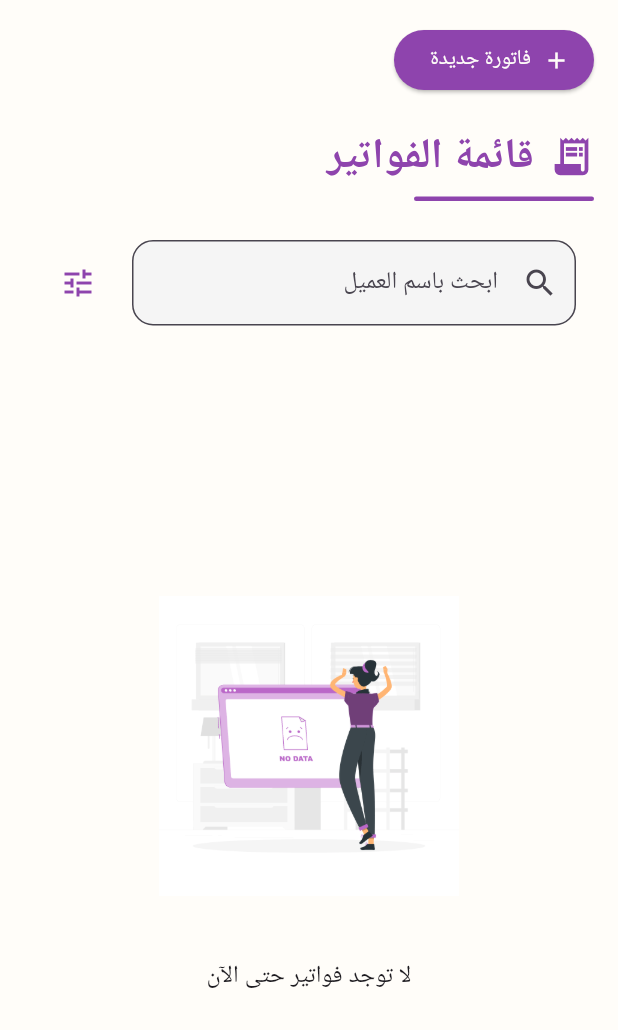
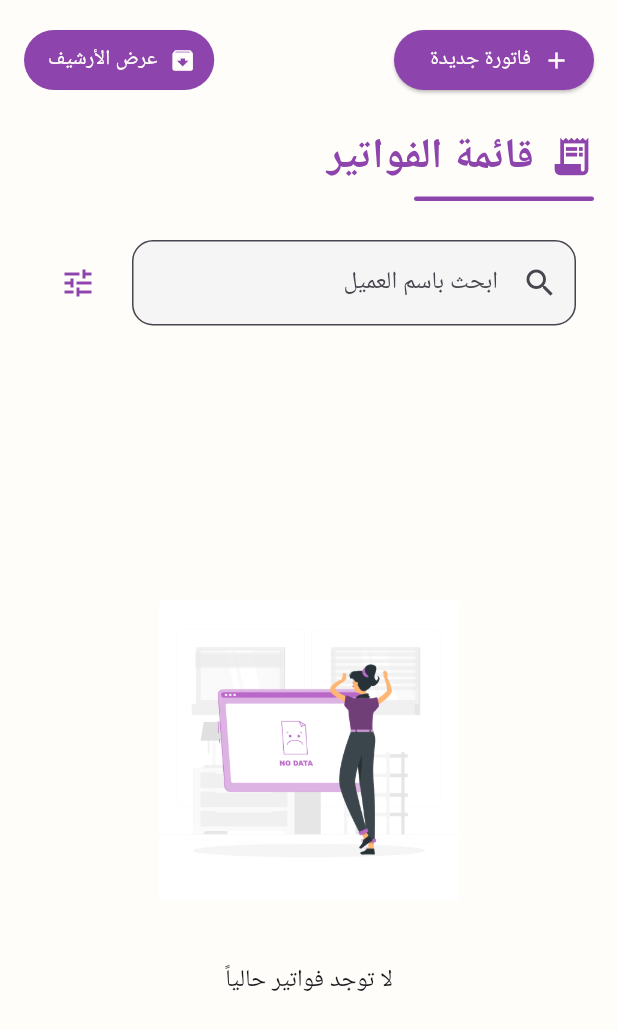
Before and after one commit to GhinaNo/vera_clinic, a Flutter app: the InvoicesListPage screen opened directly, on a phone screen of 412 x 824 dp. Shown: the top 1030 px of the screen. Run offline on Flutter 3.47's test engine with Material 3 defaults, Android fonts, the light colour scheme and no system bars; our stand-ins replace flutter_bloc, flutter_staggered_animations, go_router, google_fonts, image_picker, shared_preferences; accounts and stored records are empty; Roboto replaces fonts that are missing (Cairo).

Commit message:
add archive unarchive sharedPreference package using

```diff
--- a/lib/features/invoices/models/InvoiceItem.dart
+++ b/lib/features/invoices/models/InvoiceItem.dart
@@ -3,4 +3,15 @@ class InvoiceItem {
   final double price;
 
   InvoiceItem({required this.serviceName, required this.price});
+
+  Map<String, dynamic> toJson() => {
+    'serviceName': serviceName,
+    'price': price,
+  };
+
+  factory InvoiceItem.fromJson(Map<String, dynamic> json) => InvoiceItem(
+    serviceName: json['serviceName'],
+    price: json['price'],
+  );
+
 }
--- a/lib/features/invoices/models/invoice_model.dart
+++ b/lib/features/invoices/models/invoice_model.dart
@@ -1,6 +1,5 @@
 import 'package:uuid/uuid.dart';
 import 'package:vera_clinic/features/invoices/models/payment.dart';
-
 import 'InvoiceItem.dart';
 
 class Invoice {
@@ -11,17 +10,65 @@ class Invoice {
   final List<Payment> payments;
   final DateTime date;
   final String createdBy;
+  final bool isArchived;
 
   Invoice({
+     required this.id,
     required this.customerName,
     required this.items,
     required this.totalAmount,
     required this.payments,
     required this.date,
     required this.createdBy,
-  }) : id = const Uuid().v4();
+    this.isArchived = false,
+  }) ;
+      // : id = const Uuid().v4();
 
   double get paidAmount => payments.fold(0, (sum, payment) => sum + payment.amount);
+  double get remainingAmount => totalAmount - paidAmount;
 
-  double get remainingAmount => totalAmount - paidAmount;
+  Invoice copyWith({
+    String? customerName,
+    List<InvoiceItem>? items,
+    double? totalAmount,
+    List<Payment>? payments,
+    DateTime? date,
+    String? createdBy,
+    bool? isArchived,
+  }) {
+    return Invoice(
+      id: id?? this.id,
+      customerName: customerName ?? this.customerName,
+      items: items ?? this.items,
+      totalAmount: totalAmount ?? this.totalAmount,
+      payments: payments ?? this.payments,
+      date: date ?? this.date,
+      createdBy: createdBy ?? this.createdBy,
+      isArchived: isArchived ?? this.isArchived,
+    );
+  }
+
+  Map<String, dynamic> toJson() => {
+    'id': id,
+    'customerName': customerName,
+    'items': items.map((e) => e.toJson()).toList(),
+    'totalAmount': totalAmount,
+    'payments': payments.map((e) => e.toJson()).toList(),
+    'date': date.toIso8601String(),
+    'createdBy': createdBy,
+    'isArchived': isArchived,
+  };
+
+  factory Invoice.fromJson(Map<String, dynamic> json) => Invoice(
+    id: json['id'],
+    customerName: json['customerName'],
+    items: (json['items'] as List).map((e) => InvoiceItem.fromJson(e)).toList(),
+    totalAmount: json['totalAmount'],
+    payments: (json['payments'] as List).map((e) => Payment.fromJson(e)).toList(),
+    date: DateTime.parse(json['date']),
+    createdBy: json['createdBy'],
+    isArchived: json['isArchived'] ?? false,
+  );
+
+
 }
--- a/lib/features/invoices/models/payment.dart
+++ b/lib/features/invoices/models/payment.dart
@@ -6,4 +6,14 @@ class Payment {
     required this.amount,
     required this.date,
   });
+
+  Map<String, dynamic> toJson() => {
+    'amount': amount,
+    'date': date.toIso8601String(),
+  };
+
+  factory Payment.fromJson(Map<String, dynamic> json) => Payment(
+    amount: json['amount'],
+    date: DateTime.parse(json['date']),
+  );
 }
--- a/lib/features/invoices/pages/AddInvoicePage.dart
+++ b/lib/features/invoices/pages/AddInvoicePage.dart
@@ -2,6 +2,7 @@ import 'package:flutter/material.dart';
 import 'package:flutter/services.dart';
 import 'package:flutter_bloc/flutter_bloc.dart';
 import 'package:flutter_staggered_animations/flutter_staggered_animations.dart';
+import 'package:uuid/uuid.dart';
 import 'package:vera_clinic/features/invoices/cubit/invoices_cubit.dart';
 import 'package:vera_clinic/features/invoices/models/invoice_model.dart';
 import 'package:vera_clinic/features/services/cubit/ServicesCubit.dart';
@@ -284,6 +285,7 @@ class _AddInvoicePageState extends State<AddInvoicePage> with TickerProviderStat
                     final paid = double.tryParse(paidAmountController.text) ?? 0;
 
                     final invoice = Invoice(
+                      id : const Uuid().v4(),
                       customerName: selectedCustomer!,
                       items: selectedServices.map((s) => InvoiceItem(serviceName: s.name, price: s.price)).toList(),
                       totalAmount: totalPrice,
--- a/lib/features/invoices/pages/invoices_list_page.dart
+++ b/lib/features/invoices/pages/invoices_list_page.dart
@@ -7,11 +7,21 @@ import '../widgets/Invoice_List_View.dart';
 import '../widgets/invoices_header.dart';
 import 'AddInvoicePage.dart';
 
-class InvoicesListPage extends StatelessWidget {
+class InvoicesListPage extends StatefulWidget {
   const InvoicesListPage({super.key});
 
   @override
-  Widget build(BuildContext context) {
+  State<InvoicesListPage> createState() => _InvoicesListPageState();
+}
+
+class _InvoicesListPageState extends State<InvoicesListPage> {
+
+  bool isArchiveMode = false;
+  @override
+  void initState() {
+    super.initState();
+    context.read<InvoicesCubit>().loadInitial();
+  }
   void _navigateToAddInvoice() {
     Navigator.push(
       context,
@@ -27,6 +37,15 @@ class InvoicesListPage extends StatelessWidget {
     );
   }
 
+  void _toggleArchiveMode() {
+    setState(() {
+      isArchiveMode = !isArchiveMode;
+
+    });
+  }
+
+  @override
+  Widget build(BuildContext context) {
     return Scaffold(
       backgroundColor: AppColors.offWhite,
       body: SafeArea(
@@ -34,8 +53,14 @@ class InvoicesListPage extends StatelessWidget {
           padding: const EdgeInsets.all(16),
           child: Column(
             children: [
-              InvoicesHeader(onAddInvoice: _navigateToAddInvoice),
-              const Expanded(child: InvoiceListView()),
+              InvoicesHeader(
+                onAddInvoice: _navigateToAddInvoice,
+                onToggleArchiveView: _toggleArchiveMode,
+                isArchiveMode: isArchiveMode,
+              ),
+              Expanded(
+                child: InvoiceListView(showArchived: isArchiveMode),
+              ),
             ],
           ),
         ),
--- /dev/null
+++ b/lib/features/invoices/storage/storage.dart
@@ -0,0 +1,27 @@
+import 'dart:convert';
+import 'package:shared_preferences/shared_preferences.dart';
+import '../models/invoice_model.dart';
+
+class InvoiceStorage {
+  static const String key = 'invoices_data';
+
+  static Future<void> saveInvoices(List<Invoice> invoices) async {
+    final prefs = await SharedPreferences.getInstance();
+    final encoded = jsonEncode(invoices.map((e) => e.toJson()).toList());
+    await prefs.setString(key, encoded);
+  }
+
+  static Future<List<Invoice>> loadInvoices() async {
+    final prefs = await SharedPreferences.getInstance();
+    final data = prefs.getString(key);
+
+    if (data == null) return [];
+
+    try {
+      final decoded = jsonDecode(data) as List<dynamic>;
+      return decoded.map((e) => Invoice.fromJson(e)).toList();
+    } catch (e) {
+      return [];
+    }
+  }
+}
--- a/lib/features/invoices/widgets/Invoice_List_View.dart
+++ b/lib/features/invoices/widgets/Invoice_List_View.dart
@@ -7,7 +7,9 @@ import '../models/invoice_model.dart';
 import 'invoice_details_page.dart';
 
 class InvoiceListView extends StatefulWidget {
-  const InvoiceListView({super.key});
+  final bool showArchived;
+
+  const InvoiceListView({super.key, required this.showArchived});
 
   @override
   State<InvoiceListView> createState() => _InvoiceListViewState();
@@ -26,8 +28,57 @@ class _InvoiceListViewState extends State<InvoiceListView> {
   Widget build(BuildContext context) {
     return Column(
       children: [
-        // Search + Sort bar
-        Padding(
+        _buildSearchAndFilterBar(),
+        const SizedBox(height: 6),
+        Expanded(
+          child: BlocBuilder<InvoicesCubit, List<Invoice>>(
+            builder: (context, invoices) {
+              final visibleInvoices = invoices
+                  .where((i) =>
+              i.isArchived == widget.showArchived &&
+                  (searchQuery.isEmpty || i.customerName.contains(searchQuery)))
+                  .toList()
+                ..sort((a, b) {
+                  final cmp = sortByAmount
+                      ? a.totalAmount.compareTo(b.totalAmount)
+                      : a.date.compareTo(b.date);
+                  return ascending ? cmp : -cmp;
+                });
+
+              if (visibleInvoices.isEmpty) {
+                return _buildEmptyState();
+              }
+
+              return AnimationLimiter(
+                key: ValueKey('${visibleInvoices.length}_${widget.showArchived}'),
+                child: ListView.separated(
+                  padding: const EdgeInsets.all(12),
+                  itemCount: visibleInvoices.length,
+                  separatorBuilder: (_, __) => const SizedBox(height: 10),
+                  itemBuilder: (context, index) {
+                    final invoice = visibleInvoices[index];
+                    return AnimationConfiguration.staggeredList(
+                      position: index,
+                      duration: const Duration(milliseconds: 400),
+                      child: SlideAnimation(
+                        verticalOffset: 50.0,
+                        child: FadeInAnimation(
+                          child: _buildInvoiceCard(invoice),
+                        ),
+                      ),
+                    );
+                  },
+                ),
+              );
+            },
+          ),
+        ),
+      ],
+    );
+  }
+
+  Widget _buildSearchAndFilterBar() {
+    return Padding(
       padding: const EdgeInsets.symmetric(horizontal: 12, vertical: 10),
       child: Row(
         children: [
@@ -36,17 +87,11 @@ class _InvoiceListViewState extends State<InvoiceListView> {
               decoration: InputDecoration(
                 hintText: 'ابحث باسم العميل',
                 prefixIcon: const Icon(Icons.search),
-                    border: OutlineInputBorder(
-                      borderRadius: BorderRadius.circular(14),
-                    ),
+                border: OutlineInputBorder(borderRadius: BorderRadius.circular(14)),
                 filled: true,
                 fillColor: Colors.grey[100],
               ),
-                  onChanged: (value) {
-                    setState(() {
-                      searchQuery = value.trim();
-                    });
-                  },
+              onChanged: (value) => setState(() => searchQuery = value.trim()),
             ),
           ),
           const SizedBox(width: 12),
@@ -87,64 +132,18 @@ class _InvoiceListViewState extends State<InvoiceListView> {
           ),
         ],
       ),
-        ),
+    );
+  }
 
-        // Invoices List
-        Expanded(
-          child: BlocBuilder<InvoicesCubit, List<Invoice>>(
-            builder: (context, invoices) {
-              final filtered = invoices
-                  .where((invoice) =>
-              invoice.customerName.contains(searchQuery) || searchQuery.isEmpty)
-                  .toList()
-                ..sort((a, b) {
-                  final cmp = sortByAmount
-                      ? a.totalAmount.compareTo(b.totalAmount)
-                      : a.date.compareTo(b.date);
-                  return ascending ? cmp : -cmp;
-                });
-
-              if (filtered.isEmpty) {
+  Widget _buildEmptyState() {
     return Column(
       mainAxisAlignment: MainAxisAlignment.center,
       children: [
         Image.asset('assets/images/No_data.gif', height: 250, width: 200),
         const SizedBox(height: 16),
-                    const Text('لا توجد فواتير حتى الآن',
-                        style: TextStyle(fontSize: 16, fontWeight: FontWeight.w500)),
-                  ],
-                );
-              }
-
-              return AnimationLimiter(
-                key: ValueKey(
-                  filtered.length.toString() +
-                      searchQuery +
-                      sortByAmount.toString() +
-                      ascending.toString(),
-                ),
-                child: ListView.separated(
-                  padding: const EdgeInsets.all(12),
-                  itemCount: filtered.length,
-                  separatorBuilder: (_, __) => const SizedBox(height: 10),
-                  itemBuilder: (context, index) {
-                    final invoice = filtered[index];
-
-                    return AnimationConfiguration.staggeredList(
-                      position: index,
-                      duration: const Duration(milliseconds: 400),
-                      child: SlideAnimation(
-                        verticalOffset: 50.0,
-                        child: FadeInAnimation(
-                          child: _buildInvoiceCard(invoice),
-                        ),
-                      ),
-                    );
-                  },
-                ),
-              );
-            },
-          ),
+        Text(
+          widget.showArchived ? 'لا توجد فواتير مؤرشفة' : 'لا توجد فواتير حالياً',
+          style: const TextStyle(fontSize: 16, fontWeight: FontWeight.w500),
         ),
       ],
     );
@@ -159,7 +158,19 @@ class _InvoiceListViewState extends State<InvoiceListView> {
         child: Column(
           crossAxisAlignment: CrossAxisAlignment.start,
           children: [
-            Row(
+            _buildCardHeader(invoice),
+            const SizedBox(height: 12),
+            _buildAmounts(invoice),
+            const SizedBox(height: 10),
+            _buildCardActions(invoice),
+          ],
+        ),
+      ),
+    );
+  }
+
+  Widget _buildCardHeader(Invoice invoice) {
+    return Row(
       mainAxisAlignment: MainAxisAlignment.spaceBetween,
       children: [
         Text(invoice.customerName,
@@ -167,28 +178,29 @@ class _InvoiceListViewState extends State<InvoiceListView> {
         Text(_formatDate(invoice.date),
             style: const TextStyle(fontSize: 14, color: Colors.grey)),
       ],
-            ),
-            const SizedBox(height: 12),
+    );
+  }
 
-            Row(
+  Widget _buildAmounts(Invoice invoice) {
+    return Row(
       mainAxisAlignment: MainAxisAlignment.spaceBetween,
       children: [
         _buildAmountInfo('الإجمالي', invoice.totalAmount),
         _buildAmountInfo('المدفوع', invoice.paidAmount),
         _buildAmountInfo(
           'المتبقي',
-                  (invoice.totalAmount - invoice.paidAmount),
-                  color: (invoice.totalAmount - invoice.paidAmount) > 0
-                      ? Colors.red
-                      : Colors.green,
+          invoice.remainingAmount,
+          color: invoice.remainingAmount > 0 ? Colors.red : Colors.green,
         ),
       ],
-            ),
-            const SizedBox(height: 10),
+    );
+  }
 
-            Align(
-              alignment: Alignment.centerRight,
-              child: IconButton(
+  Widget _buildCardActions(Invoice invoice) {
+    return Row(
+      mainAxisAlignment: MainAxisAlignment.spaceBetween,
+      children: [
+        IconButton(
           icon: const Icon(Icons.info_outline, color: AppColors.purple),
           tooltip: 'تفاصيل',
           onPressed: () {
@@ -201,11 +213,53 @@ class _InvoiceListViewState extends State<InvoiceListView> {
             );
           },
         ),
+        IconButton(
+          icon: Icon(
+            invoice.isArchived ? Icons.unarchive : Icons.archive_outlined,
+            color: Colors.grey,
+          ),
+          tooltip: invoice.isArchived ? 'استرجاع' : 'أرشفة',
+          onPressed: () => _handleArchiveAction(invoice),
+        ),
+      ],
+    );
+  }
+
+  Future<void> _handleArchiveAction(Invoice invoice) async {
+    final isArchiving = !invoice.isArchived;
+
+    if (isArchiving && invoice.remainingAmount > 0) {
+      ScaffoldMessenger.of(context).showSnackBar(
+        const SnackBar(content: Text('لا يمكن أرشفة فاتورة غير مدفوعة بالكامل')),
+      );
+      return;
+    }
+
+    final confirmed = await showDialog<bool>(
+      context: context,
+      builder: (_) => AlertDialog(
+        title: const Text('تأكيد العملية'),
+        content: Text(isArchiving
+            ? 'هل تريد أرشفة هذه الفاتورة؟'
+            : 'هل تريد استرجاع هذه الفاتورة من الأرشيف؟'),
+        actions: [
+          TextButton(onPressed: () => Navigator.pop(context, false), child: const Text('إلغاء')),
+          ElevatedButton(
+            onPressed: () => Navigator.pop(context, true),
+            child: const Text('نعم'),
           ),
         ],
       ),
-      ),
     );
+
+    if (confirmed == true) {
+      final cubit = context.read<InvoicesCubit>();
+      if (isArchiving) {
+        cubit.archiveInvoice(invoice.id);
+      } else {
+        cubit.unarchiveInvoice(invoice.id);
+      }
+    }
   }
 
   Widget _buildAmountInfo(String label, double amount, {Color? color}) {
--- a/lib/features/invoices/widgets/invoices_header.dart
+++ b/lib/features/invoices/widgets/invoices_header.dart
@@ -3,22 +3,37 @@ import '../../../core/theme/app_theme.dart';
 
 class InvoicesHeader extends StatelessWidget {
   final VoidCallback onAddInvoice;
+  final VoidCallback onToggleArchiveView;
+  final bool isArchiveMode;
 
-  const InvoicesHeader({super.key, required this.onAddInvoice});
+  const InvoicesHeader({
+    super.key,
+    required this.onAddInvoice,
+    required this.onToggleArchiveView,
+    required this.isArchiveMode,
+  });
 
   @override
   Widget build(BuildContext context) {
     return Column(
       crossAxisAlignment: CrossAxisAlignment.start,
       children: [
-        Align(
-          alignment: Alignment.centerRight,
-          child: ElevatedButton.icon(
-            onPressed: onAddInvoice,
-            icon: const Icon(Icons.add, color: AppColors.offWhite),
-            label: const Text('فاتورة جديدة', style: TextStyle(color: AppColors.offWhite)),
-            style: ElevatedButton.styleFrom(backgroundColor: AppColors.purple),
-          ),
+        Row(
+          children: [
+            ElevatedButton.icon(
+              onPressed: onAddInvoice,
+              icon: const Icon(Icons.add, color: AppColors.offWhite),
+              label: const Text('فاتورة جديدة', style: TextStyle(color: AppColors.offWhite)),
+              style: ElevatedButton.styleFrom(backgroundColor: AppColors.purple),
+            ),
+            const Spacer(),
+            TextButton.icon(
+              onPressed: onToggleArchiveView,
+              icon: Icon(isArchiveMode ? Icons.list : Icons.archive,color: AppColors.offWhite,),
+              label: Text(isArchiveMode ? 'عرض الفواتير' : 'عرض الأرشيف',style: TextStyle(color: AppColors.offWhite),),
+              style: TextButton.styleFrom(backgroundColor: AppColors.purple),
+            ),
+          ],
         ),
         const SizedBox(height: 20),
         Row(
@@ -26,12 +41,11 @@ class InvoicesHeader extends StatelessWidget {
             Icon(Icons.receipt_long, color: AppColors.purple, size: 30),
             const SizedBox(width: 10),
             Text(
-              'قائمة الفواتير',
-              style: TextStyle(
+              isArchiveMode ? 'الأرشيف' : 'قائمة الفواتير',
+              style: const TextStyle(
                 fontSize: 28,
                 fontWeight: FontWeight.bold,
                 color: AppColors.purple,
-                letterSpacing: 1.2,
               ),
             ),
           ],
--- a/pubspec.yaml
+++ b/pubspec.yaml
@@ -43,6 +43,7 @@ dependencies:
   uuid: ^4.5.1
   animations: ^2.0.6
   flutter_staggered_animations: ^1.1.1
+  shared_preferences: ^2.5.3
 dev_dependencies:
   flutter_test:
     sdk: flutter
```
Also changed, not shown: lib/core/utils/local_storage_helper.dart (added, +18 -0 lines), lib/features/invoices/cubit/invoices_cubit.dart (+42 -7 lines), pubspec.lock. Lines whose indentation alone changed are shown as unchanged.
